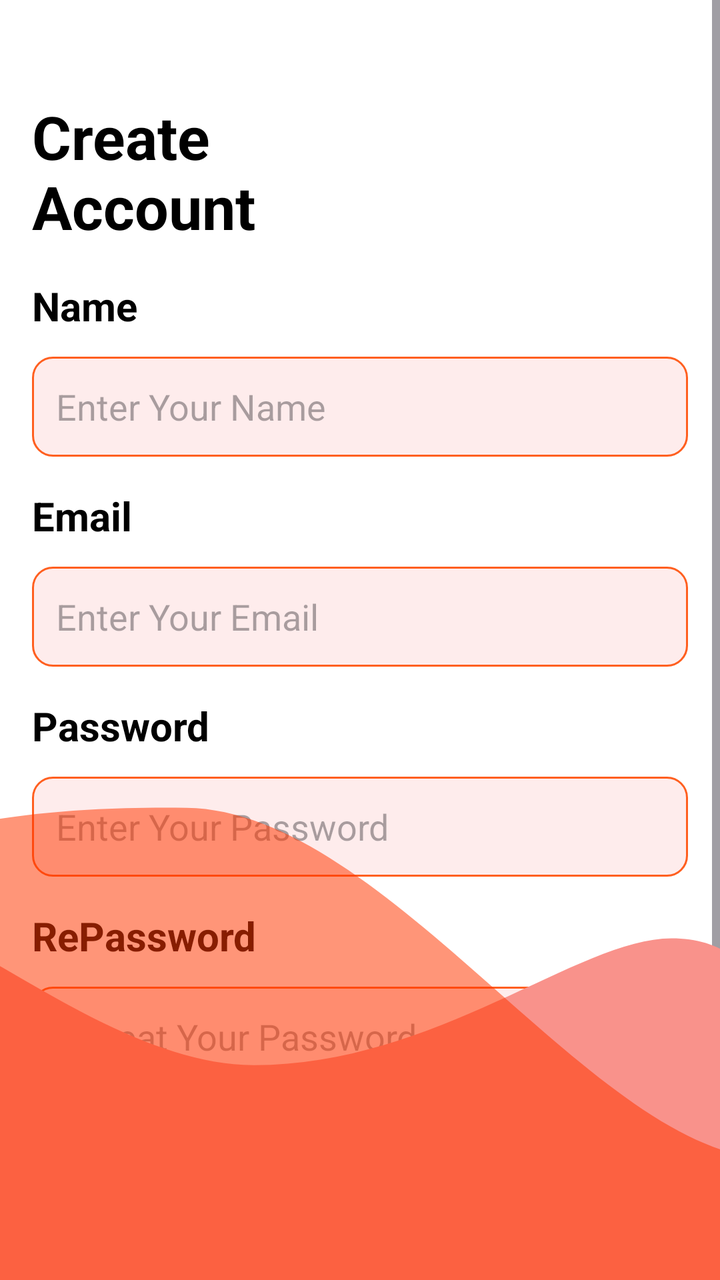
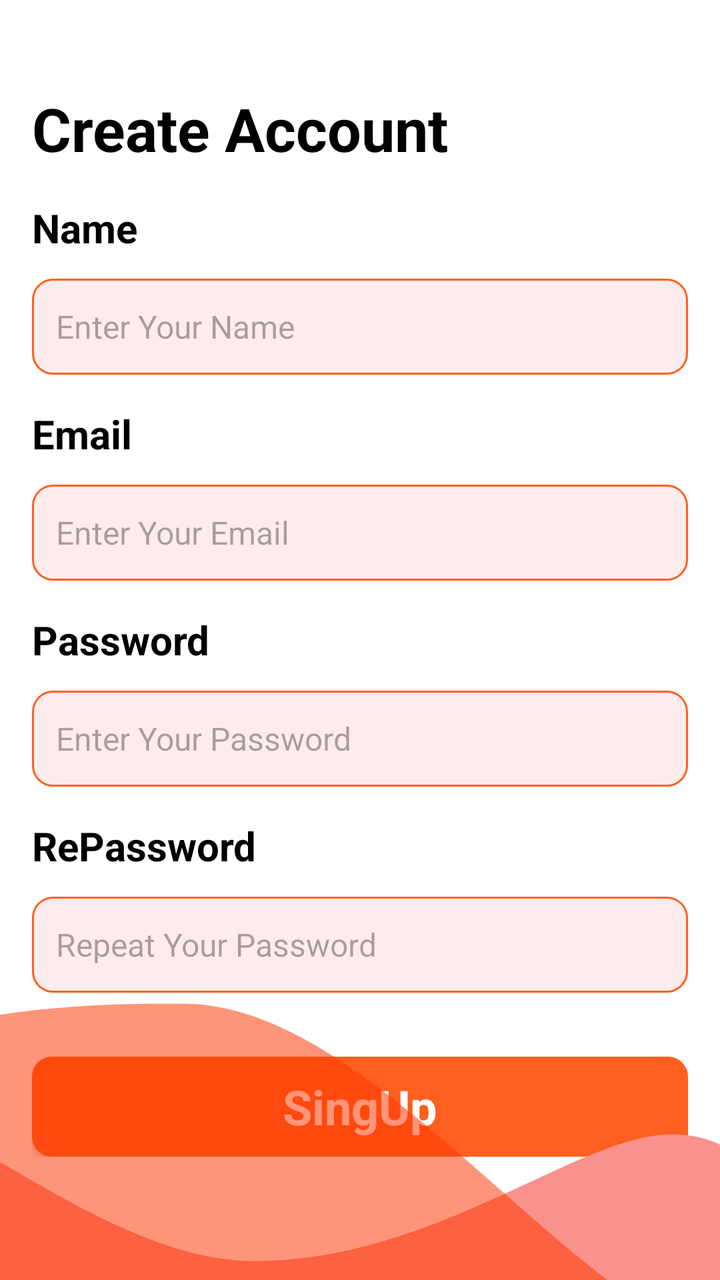

Compare the two renders of this Android layout. The source of the first and the diff that turns it into the second are given below.
<!-- AndroidManifest.xml: application theme Theme.ResponsiveMobileApp -->
<!-- res/layout/activity_signin.xml -->
<?xml version="1.0" encoding="utf-8"?>
<androidx.constraintlayout.widget.ConstraintLayout xmlns:android="http://schemas.android.com/apk/res/android"
    xmlns:app="http://schemas.android.com/apk/res-auto"
    android:layout_width="match_parent"
    android:layout_height="match_parent"
    android:background="@color/white">

    <ScrollView
        android:layout_width="match_parent"
        android:layout_height="match_parent">

        <LinearLayout
            android:layout_width="match_parent"
            android:layout_height="wrap_content"
            android:padding="16dp"
            android:orientation="vertical">

            <TextView
                android:id="@+id/textView3"
                android:layout_width="match_parent"
                android:layout_height="wrap_content"
                android:layout_marginTop="32dp"
                android:text="Create\nAccount"
                android:textColor="@color/black"
                android:textSize="30sp"
                android:textStyle="bold" />

            <TextView
                android:layout_width="match_parent"
                android:layout_height="wrap_content"
                android:text="Name"
                android:textColor="@color/black"
                android:textSize="20sp"
                android:layout_marginTop="16dp"
                android:textStyle="bold"/>

            <EditText
                android:id="@+id/nameEdt"
                android:layout_width="match_parent"
                android:layout_height="50dp"
                android:ems="10"
                android:padding="12dp"
                android:layout_marginTop="12dp"
                android:textSize="18sp"
                android:background="@drawable/edittext_bg"
                android:inputType="text"
                android:hint="Enter Your Name" />

            <TextView
                android:id="@+id/textView4"
                android:layout_width="match_parent"
                android:layout_height="wrap_content"
                android:text="Email"
                android:textColor="@color/black"
                android:textSize="20sp"
                android:layout_marginTop="16dp"
                android:textStyle="bold"/>

            <EditText
                android:id="@+id/emailEdt"
                android:layout_width="match_parent"
                android:layout_height="50dp"
                android:ems="10"
                android:padding="12dp"
                android:layout_marginTop="12dp"
                android:textSize="18sp"
                android:background="@drawable/edittext_bg"
                android:inputType="text"
                android:hint="Enter Your Email" />

            <TextView
                android:layout_width="match_parent"
                android:layout_height="wrap_content"
                android:text="Password"
                android:textColor="@color/black"
                android:textSize="20sp"
                android:layout_marginTop="16dp"
                android:textStyle="bold"/>

            <EditText
                android:id="@+id/passEdt"
                android:layout_width="match_parent"
                android:layout_height="50dp"
                android:ems="10"
                android:padding="12dp"
                android:layout_marginTop="12dp"
                android:textSize="18sp"
                android:background="@drawable/edittext_bg"
                android:inputType="textPassword"
                android:hint="Enter Your Password" />

            <TextView
                android:layout_width="match_parent"
                android:layout_height="wrap_content"
                android:text="RePassword"
                android:textColor="@color/black"
                android:textSize="20sp"
                android:layout_marginTop="16dp"
                android:textStyle="bold"/>

            <EditText
                android:id="@+id/RePassEdt"
                android:layout_width="match_parent"
                android:layout_height="50dp"
                android:ems="10"
                android:padding="12dp"
                android:layout_marginTop="12dp"
                android:textSize="18sp"
                android:background="@drawable/edittext_bg"
                android:inputType="textPassword"
                android:hint="Repeat Your Password" />

            <androidx.appcompat.widget.AppCompatButton
                android:id="@+id/loginBtn"
                style="@android:style/Widget.Button"
                android:layout_width="match_parent"
                android:layout_height="50dp"
                android:layout_marginTop="32dp"
                android:background="@drawable/orange_bg"
                android:text="SingUp"
                android:textColor="@color/white"
                android:textSize="24sp"
                android:textStyle="bold" />
        </LinearLayout>
    </ScrollView>

    <androidx.constraintlayout.widget.ConstraintLayout
        android:layout_width="match_parent"
        android:layout_height="wrap_content"
        app:layout_constraintBottom_toBottomOf="parent"
        app:layout_constraintEnd_toEndOf="parent"
        app:layout_constraintStart_toStartOf="parent">

        <ImageView
            android:id="@+id/imageView3"
            android:layout_width="match_parent"
            android:layout_height="wrap_content"
            android:layout_marginBottom="-32dp"
            android:scaleType="centerCrop"
            app:layout_constraintBottom_toBottomOf="parent"
            app:layout_constraintEnd_toEndOf="parent"
            app:layout_constraintStart_toStartOf="parent"
            app:srcCompat="@drawable/bottom_wave" />

    </androidx.constraintlayout.widget.ConstraintLayout>
</androidx.constraintlayout.widget.ConstraintLayout>
<!-- resources referenced by this layout -->
<resources>
  <color name="black">#FF000000</color>
  <color name="white">#FFFFFFFF</color>
  <!-- drawable bottom_wave: png bitmap (drawable-hdpi, 14322 bytes) -->
  <!-- drawable edittext_bg (drawable) -->
  <?xml version="1.0" encoding="utf-8"?>
  <selector xmlns:android="http://schemas.android.com/apk/res/android">
  <item>
      <shape android:shape="rectangle">
          <solid android:color="@color/lightOrange"/>
          <corners android:radius="10dp"/>
          <stroke android:color="@color/orange" android:width="1dp"/>
      </shape>
  </item>
  </selector>
  <!-- drawable orange_bg (drawable) -->
  <?xml version="1.0" encoding="utf-8"?>
  <selector xmlns:android="http://schemas.android.com/apk/res/android">
  <item>
      <shape android:shape="rectangle">
          <solid android:color="@color/orange"/>
          <corners android:radius="10dp"/>
      </shape>
  </item>
  </selector>
  <style name="Theme.ResponsiveMobileApp" parent="Base.Theme.ResponsiveMobileApp" />
  <color name="lightOrange">#feecec</color>
  <color name="orange">#ff5f1f</color>
  <style name="Base.Theme.ResponsiveMobileApp" parent="Theme.Material3.DayNight.NoActionBar">
          
          
      </style>
</resources>

<!-- the commit's change to res/layout/activity_signin.xml (unified diff, before → after) -->
@@ -19,8 +19,8 @@
                 android:id="@+id/textView3"
                 android:layout_width="match_parent"
                 android:layout_height="wrap_content"
-                android:layout_marginTop="32dp"
-                android:text="Create\nAccount"
+                android:layout_marginTop="28dp"
+                android:text="Create Account"
                 android:textColor="@color/black"
                 android:textSize="30sp"
                 android:textStyle="bold" />
@@ -37,11 +37,11 @@
             <EditText
                 android:id="@+id/nameEdt"
                 android:layout_width="match_parent"
-                android:layout_height="50dp"
+                android:layout_height="48dp"
                 android:ems="10"
                 android:padding="12dp"
                 android:layout_marginTop="12dp"
-                android:textSize="18sp"
+                android:textSize="16sp"
                 android:background="@drawable/edittext_bg"
                 android:inputType="text"
                 android:hint="Enter Your Name" />
@@ -59,11 +59,11 @@
             <EditText
                 android:id="@+id/emailEdt"
                 android:layout_width="match_parent"
-                android:layout_height="50dp"
+                android:layout_height="48dp"
                 android:ems="10"
                 android:padding="12dp"
                 android:layout_marginTop="12dp"
-                android:textSize="18sp"
+                android:textSize="16sp"
                 android:background="@drawable/edittext_bg"
                 android:inputType="text"
                 android:hint="Enter Your Email" />
@@ -80,11 +80,11 @@
             <EditText
                 android:id="@+id/passEdt"
                 android:layout_width="match_parent"
-                android:layout_height="50dp"
+                android:layout_height="48dp"
                 android:ems="10"
                 android:padding="12dp"
                 android:layout_marginTop="12dp"
-                android:textSize="18sp"
+                android:textSize="16sp"
                 android:background="@drawable/edittext_bg"
                 android:inputType="textPassword"
                 android:hint="Enter Your Password" />
@@ -101,11 +101,11 @@
             <EditText
                 android:id="@+id/RePassEdt"
                 android:layout_width="match_parent"
-                android:layout_height="50dp"
+                android:layout_height="48dp"
                 android:ems="10"
                 android:padding="12dp"
                 android:layout_marginTop="12dp"
-                android:textSize="18sp"
+                android:textSize="16sp"
                 android:background="@drawable/edittext_bg"
                 android:inputType="textPassword"
                 android:hint="Repeat Your Password" />
@@ -135,7 +135,7 @@
             android:id="@+id/imageView3"
             android:layout_width="match_parent"
             android:layout_height="wrap_content"
-            android:layout_marginBottom="-32dp"
+            android:layout_marginBottom="-130dp"
             android:scaleType="centerCrop"
             app:layout_constraintBottom_toBottomOf="parent"
             app:layout_constraintEnd_toEndOf="parent"
